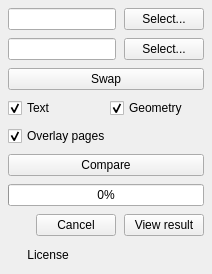
Before: the Qt Designer form src/compareset/ui/compare_page.ui in Coprela/CompareSet, drawn with Qt 5.
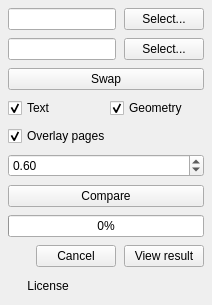
After: the same form once the commit is applied.

Commit message: Refactor PDF comparison and update UI

The edit to the form file:
```diff
--- a/src/compareset/ui/compare_page.ui
+++ b/src/compareset/ui/compare_page.ui
@@ -89,6 +89,25 @@
       </property>
      </widget>
     </item>
+   <item>
+    <widget class="QDoubleSpinBox" name="iouSpin">
+     <property name="decimals">
+      <number>2</number>
+     </property>
+     <property name="minimum">
+      <double>0.10</double>
+     </property>
+     <property name="maximum">
+      <double>1.00</double>
+     </property>
+     <property name="singleStep">
+      <double>0.05</double>
+     </property>
+     <property name="value">
+      <double>0.60</double>
+     </property>
+    </widget>
+   </item>
    <item>
     <widget class="QPushButton" name="btnCompare">
      <property name="text">
```
Lines whose indentation alone changed are shown as unchanged. The commit also changes 5 other files.
